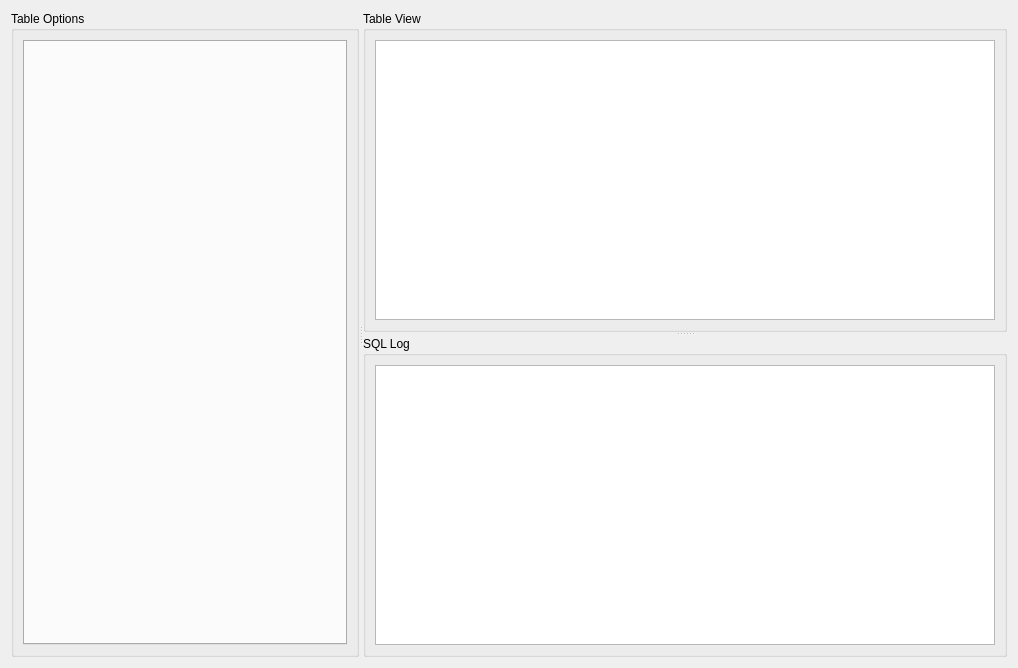
Above: Final/master.ui from mccre110/databases before the change. Below: the same form after it.
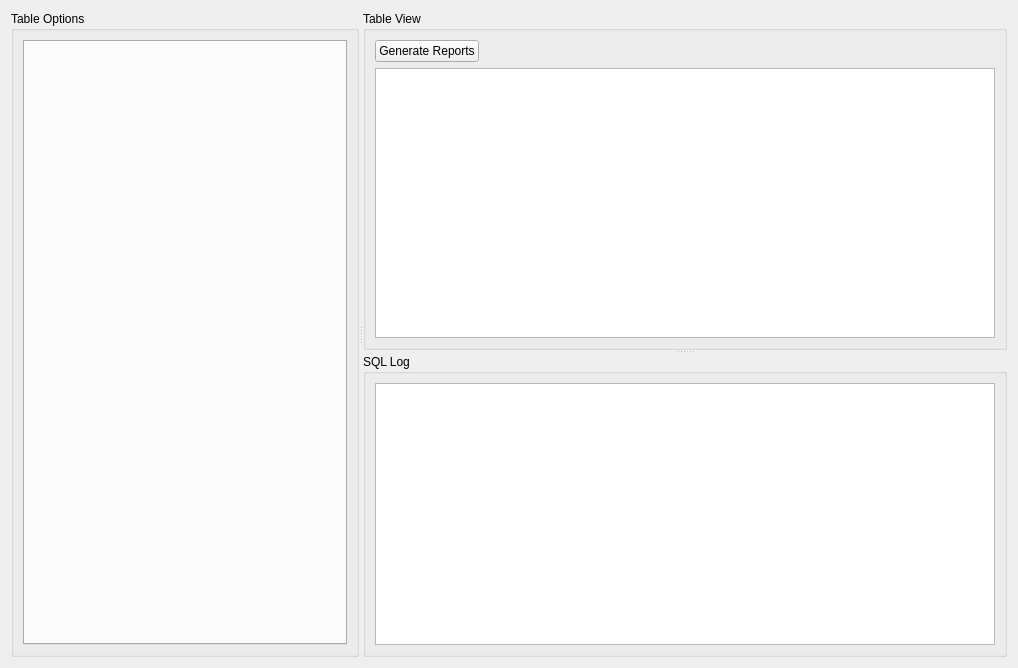
That is the form after the change. Icons and pictures are not drawn.

Patch:
```diff
--- a/Final/master.ui
+++ b/Final/master.ui
@@ -46,6 +46,30 @@
         <string>Table View</string>
        </property>
        <layout class="QVBoxLayout" name="verticalLayout">
+        <item>
+         <layout class="QHBoxLayout" name="horizontalLayout">
+          <item>
+           <widget class="QPushButton" name="reportButton">
+            <property name="text">
+             <string>Generate Reports</string>
+            </property>
+           </widget>
+          </item>
+          <item>
+           <spacer name="horizontalSpacer">
+            <property name="orientation">
+             <enum>Qt::Horizontal</enum>
+            </property>
+            <property name="sizeHint" stdset="0">
+             <size>
+              <width>40</width>
+              <height>20</height>
+             </size>
+            </property>
+           </spacer>
+          </item>
+         </layout>
+        </item>
         <item>
          <widget class="QTableView" name="tableView">
           <property name="selectionMode">
```
